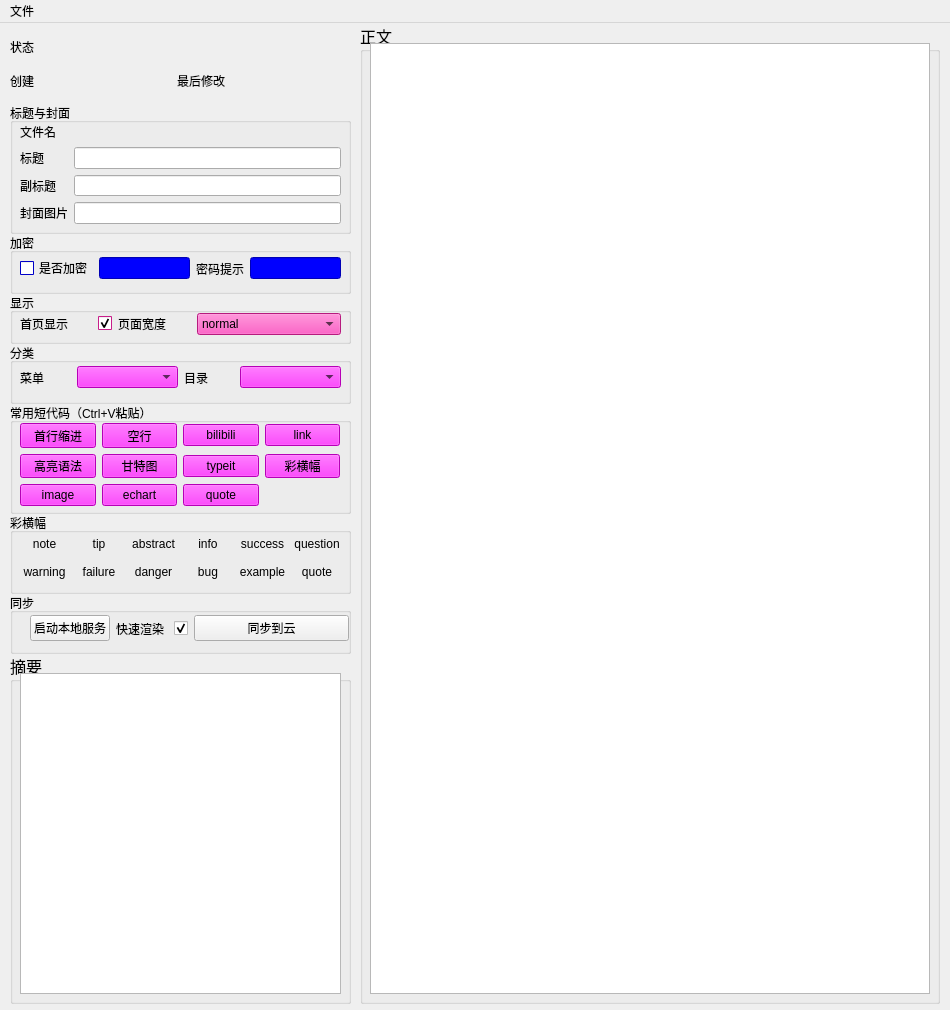
First picture: the form in fixiteditor_ui.ui, repository Maxwell-lx/FixitEditor, before the edit.
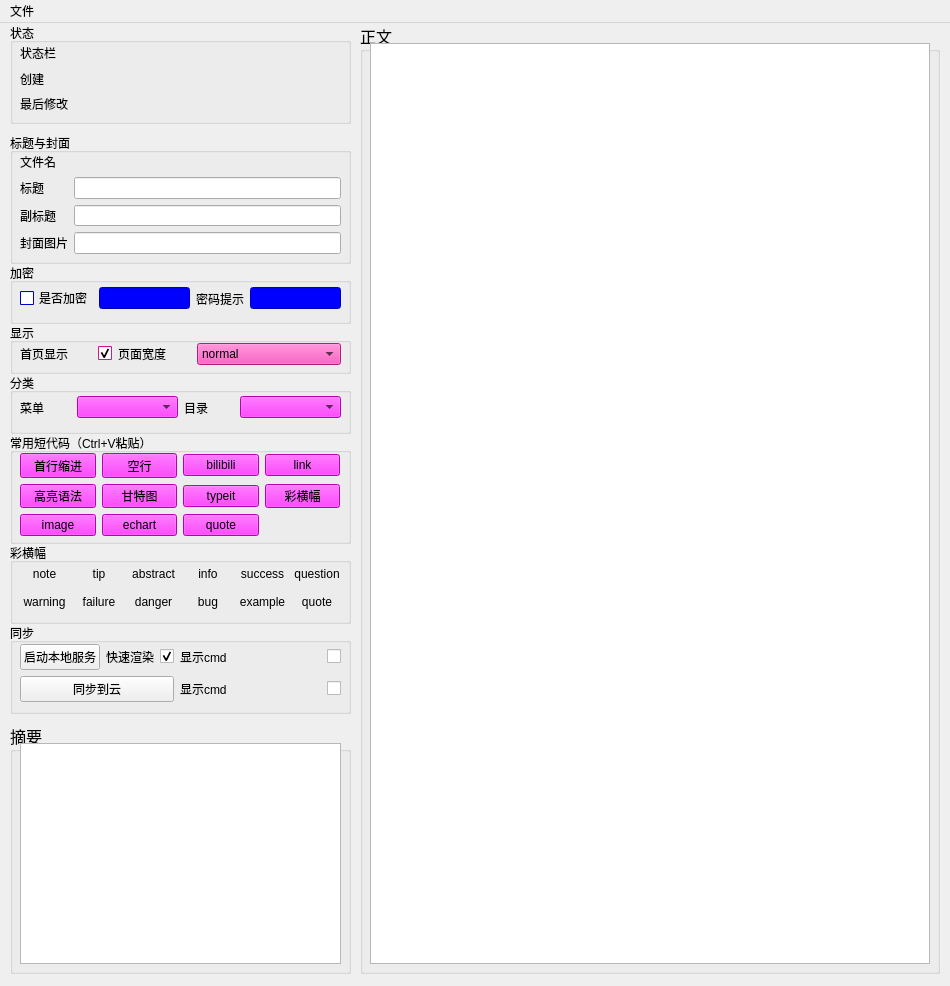
Second picture: the form after the edit. Icons and pictures are not drawn.

The edit to the form file:
```diff
--- a/fixiteditor_ui.ui
+++ b/fixiteditor_ui.ui
@@ -10,7 +10,7 @@
     <x>0</x>
     <y>0</y>
     <width>950</width>
-    <height>1010</height>
+    <height>986</height>
    </rect>
   </property>
   <property name="minimumSize">
@@ -37,7 +37,7 @@
     <property name="geometry">
      <rect>
       <x>10</x>
-      <y>380</y>
+      <y>410</y>
       <width>341</width>
       <height>111</height>
      </rect>
@@ -556,7 +556,7 @@
       <x>360</x>
       <y>0</y>
       <width>580</width>
-      <height>981</height>
+      <height>951</height>
      </rect>
     </property>
     <property name="font">
@@ -574,7 +574,7 @@
        <x>10</x>
        <y>20</y>
        <width>560</width>
-       <height>951</height>
+       <height>921</height>
       </rect>
      </property>
     </widget>
@@ -583,7 +583,7 @@
     <property name="geometry">
      <rect>
       <x>10</x>
-      <y>210</y>
+      <y>240</y>
       <width>341</width>
       <height>61</height>
      </rect>
@@ -1054,7 +1054,7 @@
     <property name="geometry">
      <rect>
       <x>10</x>
-      <y>320</y>
+      <y>350</y>
       <width>341</width>
       <height>61</height>
      </rect>
@@ -1529,7 +1529,7 @@
     <property name="geometry">
      <rect>
       <x>10</x>
-      <y>270</y>
+      <y>300</y>
       <width>341</width>
       <height>51</height>
      </rect>
@@ -2021,7 +2021,7 @@
     <property name="geometry">
      <rect>
       <x>10</x>
-      <y>490</y>
+      <y>520</y>
       <width>341</width>
       <height>81</height>
      </rect>
@@ -2580,40 +2580,11 @@
      </layout>
     </widget>
    </widget>
-   <widget class="QGroupBox" name="groupBox_2">
-    <property name="geometry">
-     <rect>
-      <x>10</x>
-      <y>630</y>
-      <width>341</width>
-      <height>351</height>
-     </rect>
-    </property>
-    <property name="font">
-     <font>
-      <family>微软雅黑</family>
-      <pointsize>12</pointsize>
-     </font>
-    </property>
-    <property name="title">
-     <string>摘要</string>
-    </property>
-    <widget class="QPlainTextEdit" name="TE_abstract">
-     <property name="geometry">
-      <rect>
-       <x>10</x>
-       <y>20</y>
-       <width>321</width>
-       <height>321</height>
-      </rect>
-     </property>
-    </widget>
-   </widget>
    <widget class="QGroupBox" name="groupBox_10">
     <property name="geometry">
      <rect>
       <x>10</x>
-      <y>80</y>
+      <y>110</y>
       <width>341</width>
       <height>131</height>
      </rect>
@@ -2684,22 +2655,164 @@
      </layout>
     </widget>
    </widget>
+   <widget class="QGroupBox" name="groupBox_9">
+    <property name="geometry">
+     <rect>
+      <x>10</x>
+      <y>600</y>
+      <width>341</width>
+      <height>91</height>
+     </rect>
+    </property>
+    <property name="title">
+     <string>同步</string>
+    </property>
+    <widget class="QWidget" name="gridLayoutWidget">
+     <property name="geometry">
+      <rect>
+       <x>10</x>
+       <y>20</y>
+       <width>321</width>
+       <height>61</height>
+      </rect>
+     </property>
+     <layout class="QGridLayout" name="gridLayout">
+      <item row="1" column="0">
+       <layout class="QGridLayout" name="gridLayout_4">
+        <item row="0" column="0">
+         <layout class="QHBoxLayout" name="horizontalLayout_10">
+          <item>
+           <widget class="QPushButton" name="PB_localserver">
+            <property name="text">
+             <string>启动本地服务</string>
+            </property>
+           </widget>
+          </item>
+          <item>
+           <widget class="QLabel" name="label_3">
+            <property name="text">
+             <string>快速渲染</string>
+            </property>
+           </widget>
+          </item>
+          <item>
+           <widget class="QCheckBox" name="CB_fastRender">
+            <property name="sizePolicy">
+             <sizepolicy hsizetype="Maximum" vsizetype="Fixed">
+              <horstretch>0</horstretch>
+              <verstretch>0</verstretch>
+             </sizepolicy>
+            </property>
+            <property name="text">
+             <string/>
+            </property>
+            <property name="checked">
+             <bool>true</bool>
+            </property>
+           </widget>
+          </item>
+         </layout>
+        </item>
+        <item row="0" column="1">
+         <layout class="QHBoxLayout" name="horizontalLayout_11">
+          <item>
+           <widget class="QLabel" name="label_5">
+            <property name="text">
+             <string>显示cmd</string>
+            </property>
+           </widget>
+          </item>
+          <item>
+           <widget class="QCheckBox" name="CB_localserver_showcmd">
+            <property name="enabled">
+             <bool>true</bool>
+            </property>
+            <property name="sizePolicy">
+             <sizepolicy hsizetype="Maximum" vsizetype="Fixed">
+              <horstretch>0</horstretch>
+              <verstretch>0</verstretch>
+             </sizepolicy>
+            </property>
+            <property name="text">
+             <string/>
+            </property>
+            <property name="checked">
+             <bool>false</bool>
+            </property>
+           </widget>
+          </item>
+         </layout>
+        </item>
+        <item row="1" column="0">
+         <widget class="QPushButton" name="PB_cloudserver">
+          <property name="text">
+           <string>同步到云</string>
+          </property>
+         </widget>
+        </item>
+        <item row="1" column="1">
+         <layout class="QHBoxLayout" name="horizontalLayout_7" stretch="0,1">
+          <item>
+           <widget class="QLabel" name="label_4">
+            <property name="text">
+             <string>显示cmd</string>
+            </property>
+           </widget>
+          </item>
+          <item>
+           <widget class="QCheckBox" name="CB_cloudserver_showcmd">
+            <property name="enabled">
+             <bool>true</bool>
+            </property>
+            <property name="sizePolicy">
+             <sizepolicy hsizetype="Maximum" vsizetype="Fixed">
+              <horstretch>0</horstretch>
+              <verstretch>0</verstretch>
+             </sizepolicy>
+            </property>
+            <property name="text">
+             <string/>
+            </property>
+            <property name="checked">
+             <bool>false</bool>
+            </property>
+           </widget>
+          </item>
+         </layout>
+        </item>
+       </layout>
+      </item>
+     </layout>
+    </widget>
+   </widget>
+   <widget class="QGroupBox" name="groupBox_5">
+    <property name="geometry">
+     <rect>
+      <x>10</x>
+      <y>0</y>
+      <width>341</width>
+      <height>101</height>
+     </rect>
+    </property>
+    <property name="title">
+     <string>状态</string>
+    </property>
    <widget class="QWidget" name="verticalLayoutWidget">
     <property name="geometry">
      <rect>
       <x>10</x>
-      <y>10</y>
-      <width>351</width>
-      <height>61</height>
+       <y>20</y>
+       <width>321</width>
+       <height>71</height>
      </rect>
     </property>
     <layout class="QVBoxLayout" name="verticalLayout">
      <item>
-      <layout class="QHBoxLayout" name="horizontalLayout_6" stretch="0,0">
+       <layout class="QHBoxLayout" name="horizontalLayout_6" stretch="1,5">
        <item>
         <widget class="QLabel" name="label_7">
          <property name="text">
-          <string>状态</string>
+           <string>状态栏</string>
          </property>
         </widget>
        </item>
@@ -2716,7 +2829,7 @@
       </layout>
      </item>
      <item>
-      <layout class="QHBoxLayout" name="horizontalLayout_4" stretch="0,4,0,4">
+       <layout class="QHBoxLayout" name="horizontalLayout_4" stretch="1,5">
        <item>
         <widget class="QLabel" name="label_19">
          <property name="text">
@@ -2729,7 +2842,7 @@
          <property name="font">
           <font>
            <family>Bahnschrift SemiBold</family>
-           <pointsize>8</pointsize>
+            <pointsize>10</pointsize>
            <weight>75</weight>
            <bold>true</bold>
           </font>
@@ -2739,6 +2852,10 @@
          </property>
         </widget>
        </item>
+       </layout>
+      </item>
+      <item>
+       <layout class="QHBoxLayout" name="horizontalLayout_3" stretch="1,5">
        <item>
         <widget class="QLabel" name="label_20">
          <property name="text">
@@ -2751,7 +2868,7 @@
          <property name="font">
           <font>
            <family>Bahnschrift SemiBold</family>
-           <pointsize>8</pointsize>
+            <pointsize>10</pointsize>
            <weight>75</weight>
            <bold>true</bold>
           </font>
@@ -2765,66 +2882,34 @@
      </item>
     </layout>
    </widget>
-   <widget class="QGroupBox" name="groupBox_9">
+   </widget>
+   <widget class="QGroupBox" name="groupBox_2">
     <property name="geometry">
      <rect>
       <x>10</x>
-      <y>570</y>
+      <y>700</y>
       <width>341</width>
-      <height>61</height>
+      <height>251</height>
      </rect>
     </property>
+    <property name="font">
+     <font>
+      <family>微软雅黑</family>
+      <pointsize>12</pointsize>
+     </font>
+    </property>
     <property name="title">
-     <string>同步</string>
+     <string>摘要</string>
     </property>
-    <widget class="QWidget" name="">
+    <widget class="QPlainTextEdit" name="TE_abstract">
      <property name="geometry">
       <rect>
-       <x>20</x>
+       <x>10</x>
        <y>20</y>
-       <width>319</width>
-       <height>31</height>
+       <width>321</width>
+       <height>221</height>
       </rect>
      </property>
-     <layout class="QHBoxLayout" name="horizontalLayout_7" stretch="1,1,1,3">
-      <item>
-       <widget class="QPushButton" name="PB_localserver">
-        <property name="text">
-         <string>启动本地服务</string>
-        </property>
-       </widget>
-      </item>
-      <item>
-       <widget class="QLabel" name="label_3">
-        <property name="text">
-         <string>快速渲染</string>
-        </property>
-       </widget>
-      </item>
-      <item>
-       <widget class="QCheckBox" name="CB_fastRender">
-        <property name="sizePolicy">
-         <sizepolicy hsizetype="Maximum" vsizetype="Fixed">
-          <horstretch>0</horstretch>
-          <verstretch>0</verstretch>
-         </sizepolicy>
-        </property>
-        <property name="text">
-         <string/>
-        </property>
-        <property name="checked">
-         <bool>true</bool>
-        </property>
-       </widget>
-      </item>
-      <item>
-       <widget class="QPushButton" name="PB_cloudserver">
-        <property name="text">
-         <string>同步到云</string>
-        </property>
-       </widget>
-      </item>
-     </layout>
     </widget>
    </widget>
   </widget>
```
Lines whose indentation alone changed are shown as unchanged.
